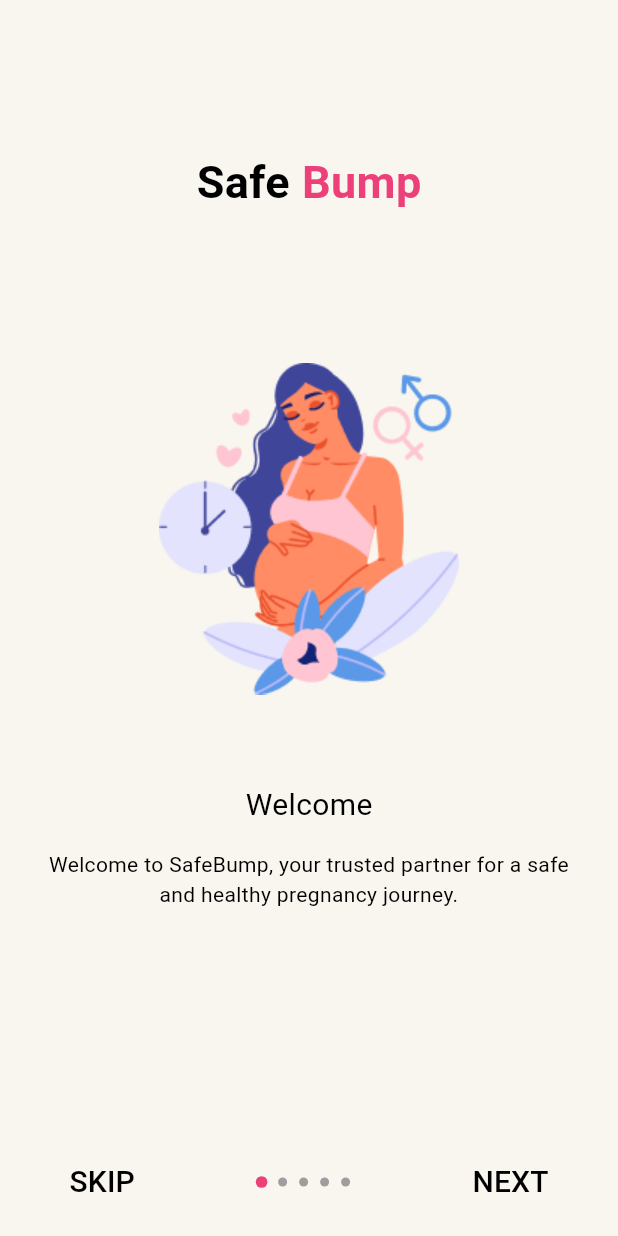
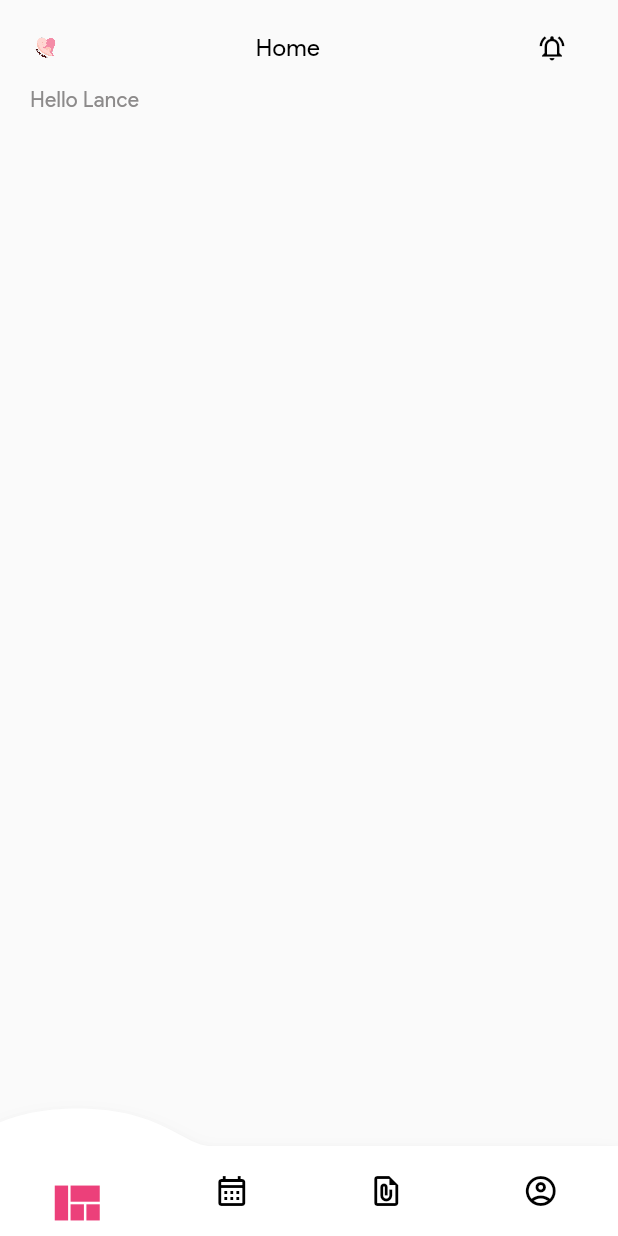
Before and after one commit to dustin-goldenowl/safebump, a Flutter app: the screen it shows after launch, on a phone screen of 412 x 824 dp. Run offline on Flutter 3.47's test engine with Material 3 defaults, Android fonts, the phone set to English and light mode, and no system bars; drawn by our look-alikes of convex_bottom_bar, smooth_page_indicator; our stand-ins replace bloc, cloud_firestore, equatable, firebase_auth, firebase_core, flutter_bloc and 6 more; accounts and stored records are empty; generated files the repository leaves out were written again.

Commit message:
Add nav bottom and AppBar

```diff
--- /dev/null
+++ b/lib/src/feature/dashboard/bloc/dashboard_bloc.dart
@@ -0,0 +1,17 @@
+import 'package:flutter_bloc/flutter_bloc.dart';
+import 'package:safebump/src/feature/dashboard/bloc/dashboard_state.dart';
+import 'package:safebump/src/router/coordinator.dart';
+
+class DashboardBloc extends Cubit<XNavigationBarItems> {
+  DashboardBloc(super.current);
+
+  void onDestinationSelected(int index) {
+    emit(XNavigationBarItems.values[index]);
+    AppCoordinator.goNamed(state.route.name);
+  }
+
+  void goHome() {
+    emit(XNavigationBarItems.home);
+    AppCoordinator.goNamed(state.route.name);
+  }
+}
--- /dev/null
+++ b/lib/src/feature/dashboard/bloc/dashboard_state.dart
@@ -0,0 +1,43 @@
+import 'package:flutter/material.dart';
+import 'package:safebump/src/router/route_name.dart';
+
+enum XNavigationBarItems {
+  home(
+    route: AppRouteNames.home,
+    icon: Icons.view_quilt_outlined,
+    selectedIcon: Icons.view_quilt,
+  ),
+  calendar(
+    route: AppRouteNames.calendar,
+    icon: Icons.calendar_month_outlined,
+    selectedIcon: Icons.calendar_month,
+  ),
+  medicineProfile(
+    route: AppRouteNames.medicineProfile,
+    icon: Icons.file_present_outlined,
+    selectedIcon: Icons.file_present,
+  ),
+  account(
+    route: AppRouteNames.profile,
+    icon: Icons.account_circle_outlined,
+    selectedIcon: Icons.account_circle,
+  );
+
+  const XNavigationBarItems({
+    required this.route,
+    required this.icon,
+    this.selectedIcon,
+  });
+
+  final AppRouteNames route;
+  final IconData icon;
+  final IconData? selectedIcon;
+
+  static XNavigationBarItems fromLocation(String location) {
+    if (location == XNavigationBarItems.home.route.name) {
+      return XNavigationBarItems.home;
+    }
+
+    return XNavigationBarItems.home;
+  }
+}
--- /dev/null
+++ b/lib/src/feature/dashboard/view/dashboard_view.dart
@@ -0,0 +1,42 @@
+import 'package:flutter/material.dart';
+import 'package:flutter_bloc/flutter_bloc.dart';
+import 'package:safebump/src/feature/dashboard/bloc/dashboard_bloc.dart';
+import 'package:safebump/src/feature/dashboard/bloc/dashboard_state.dart';
+import 'package:safebump/src/feature/dashboard/widget/navigation_bar.dart';
+
+class DashBoardScreen extends StatefulWidget {
+  const DashBoardScreen({
+    super.key,
+    required this.currentItem,
+    required this.body,
+  });
+
+  final XNavigationBarItems currentItem;
+  final Widget body;
+
+  @override
+  State<DashBoardScreen> createState() => _DashBoardScreenState();
+}
+
+class _DashBoardScreenState extends State<DashBoardScreen> {
+  @override
+  Widget build(BuildContext context) {
+    return BlocProvider(
+      create: (context) => DashboardBloc(widget.currentItem),
+      child: BlocBuilder<DashboardBloc, XNavigationBarItems>(
+        builder: (context, state) {
+          return PopScope(
+            canPop: false,
+            onPopInvoked: (didPop) async {
+              context.read<DashboardBloc>().goHome();
+            },
+            child: Scaffold(
+              body: widget.body,
+              bottomNavigationBar: const XBottomNavigationBar(),
+            ),
+          );
+        },
+      ),
+    );
+  }
+}
--- /dev/null
+++ b/lib/src/feature/dashboard/widget/navigation_bar.dart
@@ -0,0 +1,44 @@
+import 'package:convex_bottom_bar/convex_bottom_bar.dart';
+import 'package:flutter/material.dart';
+import 'package:flutter_bloc/flutter_bloc.dart';
+import 'package:safebump/src/feature/dashboard/bloc/dashboard_bloc.dart';
+import 'package:safebump/src/feature/dashboard/bloc/dashboard_state.dart';
+import 'package:safebump/src/theme/colors.dart';
+import 'package:safebump/src/theme/value.dart';
+
+class XBottomNavigationBar extends StatelessWidget {
+  const XBottomNavigationBar({super.key});
+
+  @override
+  Widget build(BuildContext context) {
+    return BlocBuilder<DashboardBloc, XNavigationBarItems>(
+      builder: (context, state) {
+        return ConvexAppBar(
+          curveSize: AppSize.s150,
+          curve: Curves.linear,
+          style: TabStyle.react,
+          height: AppSize.s60,
+          color: AppColors.black,
+          activeColor: AppColors.primary,
+          elevation: 5,
+          backgroundColor: AppColors.white,
+          items: [
+            for (int i = 0; i < XNavigationBarItems.values.length; i++)
+              TabItem(
+                  icon: state.icon == XNavigationBarItems.values[i].icon
+                      ? XNavigationBarItems.values[i].selectedIcon
+                      : XNavigationBarItems.values[i].icon)
+          ],
+          onTap: context.read<DashboardBloc>().onDestinationSelected,
+        );
+      },
+    );
+  }
+}
+
+class Builder extends DelegateBuilder {
+  @override
+  Widget build(BuildContext context, int index, bool active) {
+    return Text('TAB $index');
+  }
+}
--- /dev/null
+++ b/lib/src/feature/home/view/home_screen.dart
@@ -0,0 +1,58 @@
+import 'package:flutter/material.dart';
+import 'package:safebump/gen/assets.gen.dart';
+import 'package:safebump/gen/fonts.gen.dart';
+import 'package:safebump/src/localization/localization_utils.dart';
+import 'package:safebump/src/theme/colors.dart';
+import 'package:safebump/src/theme/value.dart';
+import 'package:safebump/widget/appbar/appbar_dashboard.dart';
+
+class HomeScreen extends StatelessWidget {
+  const HomeScreen({super.key});
+
+  @override
+  Widget build(BuildContext context) {
+    return SafeArea(
+      child: Container(
+        color: AppColors.white4,
+        padding: const EdgeInsets.symmetric(horizontal: AppPadding.p20),
+        child: Column(
+          crossAxisAlignment: CrossAxisAlignment.start,
+          children: [_renderAppbar(context), _renderHelloUser(context)],
+        ),
+      ),
+    );
+  }
+
+  Widget _renderAppbar(BuildContext context) {
+    return XAppBarDashboard(
+      leading: Assets.images.images.logo.image(width: AppSize.s20),
+      action: _renderNotyIcon(),
+      title: S.of(context).home,
+      isTitleCenter: true,
+    );
+  }
+
+  Widget _renderNotyIcon() {
+    return IconButton(
+        onPressed: () {
+          // TODO: event action
+        },
+        icon: const Icon(
+          Icons.notifications_active_outlined,
+          size: AppSize.s20,
+        ));
+  }
+
+  Widget _renderHelloUser(BuildContext context) {
+    return Padding(
+      padding: const EdgeInsets.only(bottom: AppPadding.p10),
+      child: Text(
+        "${S.of(context).hello} Lance",
+        style: const TextStyle(
+            fontFamily: FontFamily.productSans,
+            fontSize: AppFontSize.f14,
+            color: AppColors.hintTextColor),
+      ),
+    );
+  }
+}
--- a/lib/src/localization/app_en.arb
+++ b/lib/src/localization/app_en.arb
@@ -39,5 +39,8 @@
     "enterYourEmail": "Enter your email",
     "createYourPassword": "Create your password",
     "alreadyHaveAccount": "Already have account?",
-    "pk3076889": "pk3076889@gmail.co"
+    "pk3076889": "pk3076889@gmail.co",
+    "home": "Home",
+    "hello": "Hello",
+    "weekOfPregnancy": "Week of Pregnancy"
 }
--- a/lib/src/router/route_name.dart
+++ b/lib/src/router/route_name.dart
@@ -2,7 +2,11 @@ enum AppRouteNames {
   home(path: '/'),
   onBoarding(path: '/onBoarding'),
   signIn(path: '/signIn'),
-  signUp(path: '/signUp');
+  signUp(path: '/signUp'),
+  dashboard(path: '/dashboard'),
+  calendar(path: '/calendar'),
+  profile(path: '/profile'),
+  medicineProfile(path: '/medicineProfile');
 
   const AppRouteNames({
     required this.path,
--- a/lib/src/router/router.dart
+++ b/lib/src/router/router.dart
@@ -2,6 +2,9 @@ import 'package:flutter/foundation.dart';
 import 'package:flutter/material.dart';
 import 'package:flutter_bloc/flutter_bloc.dart';
 import 'package:go_router/go_router.dart';
+import 'package:safebump/src/feature/dashboard/bloc/dashboard_state.dart';
+import 'package:safebump/src/feature/dashboard/view/dashboard_view.dart';
+import 'package:safebump/src/feature/home/view/home_screen.dart';
 import 'package:safebump/src/feature/on_boarding/view/on_boarding_view.dart';
 import 'package:safebump/src/feature/sign_in/logic/sign_in_bloc.dart';
 import 'package:safebump/src/feature/sign_in/view/sign_in_view.dart';
@@ -36,12 +39,43 @@ class AppRouter {
         name: AppRouteNames.signUp.name,
         builder: (_, __) => const SignUpView(),
       ),
-      GoRoute(
-        parentNavigatorKey: AppCoordinator.navigatorKey,
-        path: AppRouteNames.home.path,
-        name: AppRouteNames.home.name,
-        builder: (_, __) => const OnBoardingView(),
-      )
+      ShellRoute(
+        navigatorKey: AppCoordinator.shellKey,
+        builder: (context, state, child) => DashBoardScreen(
+          currentItem: XNavigationBarItems.fromLocation(state.uri.toString()),
+          body: child,
+        ),
+        routes: <RouteBase>[
+          GoRoute(
+            path: AppRouteNames.home.path,
+            name: AppRouteNames.home.name,
+            pageBuilder: (context, state) => const NoTransitionPage(
+              child: HomeScreen(),
+            ),
+          ),
+          GoRoute(
+            path: AppRouteNames.calendar.path,
+            name: AppRouteNames.calendar.name,
+            pageBuilder: (context, state) => const NoTransitionPage(
+              child: HomeScreen(),
+            ),
+          ),
+          GoRoute(
+            path: AppRouteNames.medicineProfile.path,
+            name: AppRouteNames.medicineProfile.name,
+            pageBuilder: (context, state) => const NoTransitionPage(
+              child: HomeScreen(),
+            ),
+          ),
+          GoRoute(
+            path: AppRouteNames.profile.path,
+            name: AppRouteNames.profile.name,
+            pageBuilder: (context, state) => const NoTransitionPage(
+              child: HomeScreen(),
+            ),
+          ),
+        ],
+      ),
     ],
     errorBuilder: (_, __) => Container(),
   );
--- a/lib/src/theme/value.dart
+++ b/lib/src/theme/value.dart
@@ -9,6 +9,8 @@ class AppSize {
   static const s14 = 14.0;
   static const s20 = 20.0;
   static const s30 = 30.0;
+  static const s60 = 60.0;
+  static const s70 = 70.0;
   static const s150 = 150.0;
   static const s200 = 200.0;
 }
--- /dev/null
+++ b/lib/widget/appbar/appbar_dashboard.dart
@@ -0,0 +1,48 @@
+import 'package:flutter/material.dart';
+import 'package:safebump/gen/fonts.gen.dart';
+import 'package:safebump/src/theme/colors.dart';
+import 'package:safebump/src/theme/value.dart';
+import 'package:safebump/src/utils/padding_utils.dart';
+
+class XAppBarDashboard extends StatelessWidget {
+  const XAppBarDashboard(
+      {super.key,
+      required this.title,
+      this.titleStyle = const TextStyle(
+          fontFamily: FontFamily.productSans,
+          fontSize: AppFontSize.f16,
+          color: AppColors.black),
+      this.isTitleCenter = false,
+      this.leading,
+      this.action});
+
+  final String title;
+  final TextStyle titleStyle;
+  final bool isTitleCenter;
+  final Widget? leading;
+  final Widget? action;
+
+  @override
+  Widget build(BuildContext context) {
+    return Padding(
+      padding: const EdgeInsets.only(top: AppPadding.p8),
+      child: Row(
+        mainAxisSize: MainAxisSize.max,
+        crossAxisAlignment: CrossAxisAlignment.center,
+        children: [
+          if (leading != null) leading!,
+          XPaddingUtils.horizontalPadding(width: AppPadding.p10),
+          Expanded(
+            child: Text(
+              title,
+              style: titleStyle,
+              textAlign: isTitleCenter ? TextAlign.center : TextAlign.start,
+            ),
+          ),
+          XPaddingUtils.horizontalPadding(width: AppPadding.p10),
+          if (action != null) action!,
+        ],
+      ),
+    );
+  }
+}
--- a/pubspec.yaml
+++ b/pubspec.yaml
@@ -63,6 +63,7 @@ dependencies:
 
   # Widget
   smooth_page_indicator: 1.1.0
+  convex_bottom_bar: 3.2.0
 
   # Firebase
   firebase_auth: 4.16.0
```
Also changed, not shown: pubspec.lock.
